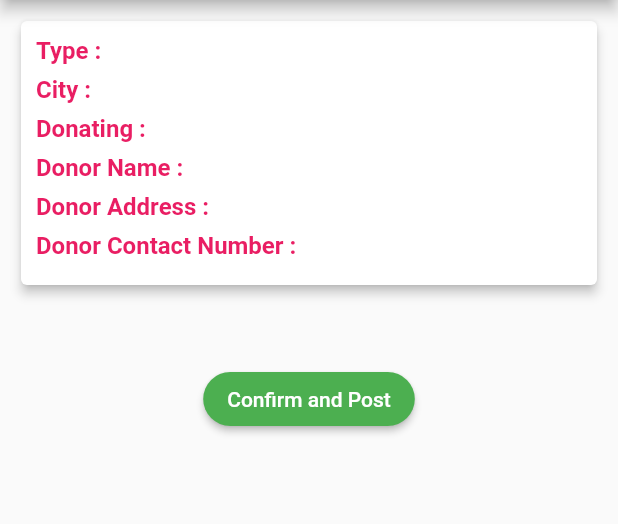
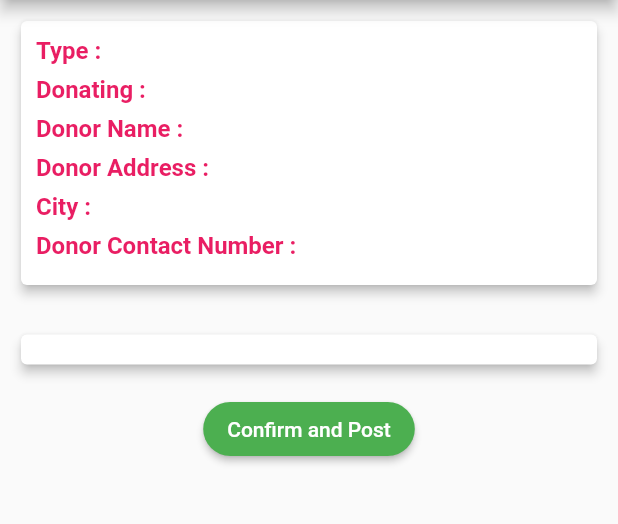
Before and after one commit to akillika/Solution-Challenge-2021, a Flutter app: the ReviewDetails screen opened directly with empty values, on a phone screen of 412 x 824 dp, the part 84-608 px from its top. Run offline on Flutter 3.47's test engine with Material 2 defaults, Android fonts, the phone set to English and light mode, and no system bars; our stand-ins replace cloud_firestore, firebase_auth, firebase_core, flutter_signin_button, fluttertoast, google_sign_in; missing offline and left inert: mobile_number; accounts and stored records are empty; network calls fail.

Commit message:
Bug Fixes

```diff
--- a/lib/Forms/review.dart
+++ b/lib/Forms/review.dart
@@ -77,21 +77,6 @@ class _ReviewDetailsState extends State<ReviewDetails> {
                           Row(
                             children: [
                               Text(
-                                "City : ",
-                                style: TextStyle(
-                                    fontSize: 16,
-                                    fontWeight: FontWeight.bold,
-                                    color: Colors.pink),
-                              ),
-                              Text("${widget.city}"),
-                            ],
-                          ),
-                          SizedBox(
-                            height: 7,
-                          ),
-                          Row(
-                            children: [
-                              Text(
                                 "Donating : ",
                                 style: TextStyle(
                                     fontSize: 16,
@@ -134,10 +119,21 @@ class _ReviewDetailsState extends State<ReviewDetails> {
                           SizedBox(
                             height: 7,
                           ),
-                          // Text(
-                          //   'Donor Address : ${widget.donorAddress}',
-                          //   softWrap: true,
-                          // ),
+                          Row(
+                            children: [
+                              Text(
+                                "City : ",
+                                style: TextStyle(
+                                    fontSize: 16,
+                                    fontWeight: FontWeight.bold,
+                                    color: Colors.pink),
+                              ),
+                              Text("${widget.city}"),
+                            ],
+                          ),
+                          SizedBox(
+                            height: 7,
+                          ),
                           Row(
                             children: [
                               Text(
@@ -163,6 +159,8 @@ class _ReviewDetailsState extends State<ReviewDetails> {
                   width: double.maxFinite,
                   child: Card(
                       elevation: 3,
+                      child: Padding(
+                        padding: EdgeInsets.all(10.0),
                         child: Column(
                           children: [
                             ListView.builder(
@@ -227,6 +225,7 @@ class _ReviewDetailsState extends State<ReviewDetails> {
                               },
                             ),
                           ],
+                        ),
                       ))),
               SizedBox(
                 height: 15,
--- a/pubspec.yaml
+++ b/pubspec.yaml
@@ -15,7 +15,7 @@ publish_to: 'none' # Remove this line if you wish to publish to pub.dev
 # In iOS, build-name is used as CFBundleShortVersionString while build-number used as CFBundleVersion.
 # Read more about iOS versioning at
 # https://developer.apple.com/library/archive/documentation/General/Reference/InfoPlistKeyReference/Articles/CoreFoundationKeys.html
-version: 2.0.0+6
+version: 2.0.0+8
 
 environment:
   sdk: ">=2.7.0 <3.0.0"
```
Also changed, not shown: lib/Pages/detailsPage.dart (+43 -23 lines), lib/profile.dart (+0 -7 lines), assets/whatsapp.png (added). Lines whose indentation alone changed are shown as unchanged.
